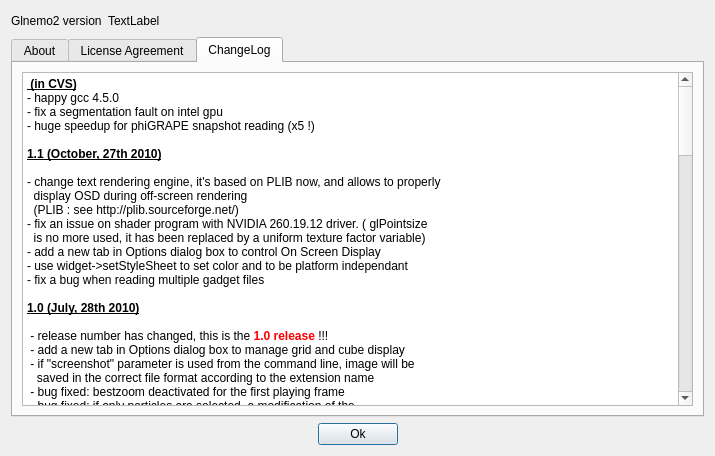
The window that usr/jcl/glnemo2/src/formabout.ui (teuben/nemo) describes before a commit, drawn with Qt 5.
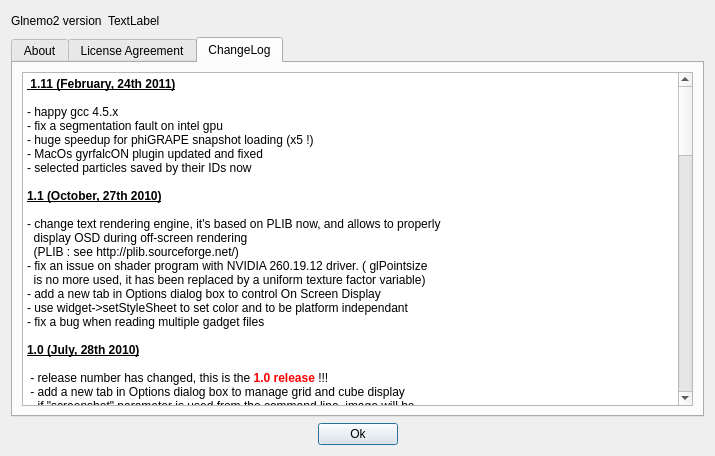
The same window after the commit. Icons and pictures are not drawn.

Commit message: - happy gcc 4.5.x  - fix a segmentation fault on intel gpu  - huge speedup for phiGRAPE snapshot loading (x5 !)  - MacOs gyrfalcON plugin updated and fixed  - selected particles saved by their IDs now Release 1.1

```diff
--- a/usr/jcl/glnemo2/src/formabout.ui
+++ b/usr/jcl/glnemo2/src/formabout.ui
@@ -1057,10 +1057,13 @@
 &lt;table border=&quot;0&quot; style=&quot;-qt-table-type: root; margin-top:4px; margin-bottom:4px; margin-left:4px; margin-right:4px;&quot;&gt;
 &lt;tr&gt;
 &lt;td style=&quot;border: none;&quot;&gt;
-&lt;p style=&quot; margin-top:0px; margin-bottom:0px; margin-left:0px; margin-right:0px; -qt-block-indent:0; text-indent:0px;&quot;&gt;&lt;span style=&quot; font-weight:600; text-decoration: underline;&quot;&gt; (in CVS)&lt;/span&gt;&lt;/p&gt;
-&lt;p style=&quot; margin-top:0px; margin-bottom:0px; margin-left:0px; margin-right:0px; -qt-block-indent:0; text-indent:0px;&quot;&gt;- happy gcc 4.5.0&lt;/p&gt;
+&lt;p style=&quot; margin-top:0px; margin-bottom:0px; margin-left:0px; margin-right:0px; -qt-block-indent:0; text-indent:0px;&quot;&gt;&lt;span style=&quot; font-weight:600; text-decoration: underline;&quot;&gt; 1.11 (February, 24th 2011)&lt;/span&gt;&lt;/p&gt;
+&lt;p style=&quot;-qt-paragraph-type:empty; margin-top:0px; margin-bottom:0px; margin-left:0px; margin-right:0px; -qt-block-indent:0; text-indent:0px; font-weight:600; text-decoration: underline;&quot;&gt;&lt;/p&gt;
+&lt;p style=&quot; margin-top:0px; margin-bottom:0px; margin-left:0px; margin-right:0px; -qt-block-indent:0; text-indent:0px;&quot;&gt;- happy gcc 4.5.x&lt;/p&gt;
 &lt;p style=&quot; margin-top:0px; margin-bottom:0px; margin-left:0px; margin-right:0px; -qt-block-indent:0; text-indent:0px;&quot;&gt;- fix a segmentation fault on intel gpu&lt;/p&gt;
-&lt;p style=&quot; margin-top:0px; margin-bottom:0px; margin-left:0px; margin-right:0px; -qt-block-indent:0; text-indent:0px;&quot;&gt;- huge speedup for phiGRAPE snapshot reading (x5 !)&lt;/p&gt;
+&lt;p style=&quot; margin-top:0px; margin-bottom:0px; margin-left:0px; margin-right:0px; -qt-block-indent:0; text-indent:0px;&quot;&gt;- huge speedup for phiGRAPE snapshot loading (x5 !)&lt;/p&gt;
+&lt;p style=&quot; margin-top:0px; margin-bottom:0px; margin-left:0px; margin-right:0px; -qt-block-indent:0; text-indent:0px;&quot;&gt;- MacOs gyrfalcON plugin updated and fixed&lt;/p&gt;
+&lt;p style=&quot; margin-top:0px; margin-bottom:0px; margin-left:0px; margin-right:0px; -qt-block-indent:0; text-indent:0px;&quot;&gt;- selected particles saved by their IDs now&lt;/p&gt;
 &lt;p style=&quot;-qt-paragraph-type:empty; margin-top:0px; margin-bottom:0px; margin-left:0px; margin-right:0px; -qt-block-indent:0; text-indent:0px;&quot;&gt;&lt;/p&gt;
 &lt;p style=&quot; margin-top:0px; margin-bottom:0px; margin-left:0px; margin-right:0px; -qt-block-indent:0; text-indent:0px;&quot;&gt;&lt;span style=&quot; font-weight:600; text-decoration: underline;&quot;&gt;1.1 (October, 27th 2010)&lt;/span&gt;&lt;/p&gt;
 &lt;p style=&quot;-qt-paragraph-type:empty; margin-top:0px; margin-bottom:0px; margin-left:0px; margin-right:0px; -qt-block-indent:0; text-indent:0px; font-weight:600; text-decoration: underline;&quot;&gt;&lt;/p&gt;
@@ -1086,8 +1089,6 @@
 &lt;p style=&quot; margin-top:0px; margin-bottom:0px; margin-left:0px; margin-right:0px; -qt-block-indent:0; text-indent:0px;&quot;&gt;	     the mouse in the Form Option box&lt;/p&gt;
 &lt;p style=&quot; margin-top:0px; margin-bottom:0px; margin-left:0px; margin-right:0px; -qt-block-indent:0; text-indent:0px;&quot;&gt; - bug fixed: display velocities vectors when selected from the cli&lt;/p&gt;
 &lt;p style=&quot; margin-top:0px; margin-bottom:0px; margin-left:0px; margin-right:0px; -qt-block-indent:0; text-indent:0px;&quot;&gt;	&lt;/p&gt;
-&lt;p style=&quot; margin-top:0px; margin-bottom:0px; margin-left:0px; margin-right:0px; -qt-block-indent:0; text-indent:0px;&quot;&gt;	&lt;/p&gt;
-&lt;p style=&quot; margin-top:0px; margin-bottom:0px; margin-left:0px; margin-right:0px; -qt-block-indent:0; text-indent:0px;&quot;&gt;	&lt;/p&gt;
 &lt;p style=&quot; margin-top:0px; margin-bottom:0px; margin-left:0px; margin-right:0px; -qt-block-indent:0; text-indent:0px;&quot;&gt;&lt;span style=&quot; font-weight:600; text-decoration: underline;&quot;&gt;preview.2010-May-19 (aka Leiden Release)&lt;/span&gt;&lt;/p&gt;
 &lt;p style=&quot;-qt-paragraph-type:empty; margin-top:0px; margin-bottom:0px; margin-left:0px; margin-right:0px; -qt-block-indent:0; text-indent:0px;&quot;&gt;&lt;/p&gt;
 &lt;p style=&quot; margin-top:0px; margin-bottom:0px; margin-left:0px; margin-right:0px; -qt-block-indent:0; text-indent:0px;&quot;&gt; - remove mindens maxdens from command line parameters&lt;/p&gt;
@@ -1101,7 +1102,6 @@
 &lt;p style=&quot; margin-top:0px; margin-bottom:0px; margin-left:0px; margin-right:0px; -qt-block-indent:0; text-indent:0px;&quot;&gt; - set correctly min/man physical quantity with respecting slide&lt;/p&gt;
 &lt;p style=&quot; margin-top:0px; margin-bottom:0px; margin-left:0px; margin-right:0px; -qt-block-indent:0; text-indent:0px;&quot;&gt; - draw correctly histo view&lt;/p&gt;
 &lt;p style=&quot; margin-top:0px; margin-bottom:0px; margin-left:0px; margin-right:0px; -qt-block-indent:0; text-indent:0px;&quot;&gt;	&lt;/p&gt;
-&lt;p style=&quot; margin-top:0px; margin-bottom:0px; margin-left:0px; margin-right:0px; -qt-block-indent:0; text-indent:0px;&quot;&gt;	&lt;/p&gt;
 &lt;p style=&quot; margin-top:0px; margin-bottom:0px; margin-left:0px; margin-right:0px; -qt-block-indent:0; text-indent:0px;&quot;&gt;&lt;span style=&quot; font-weight:600; text-decoration: underline;&quot;&gt;preview.2010-April-24 &lt;/span&gt;&lt;/p&gt;
 &lt;p style=&quot;-qt-paragraph-type:empty; margin-top:0px; margin-bottom:0px; margin-left:0px; margin-right:0px; -qt-block-indent:0; text-indent:0px;&quot;&gt;&lt;/p&gt;
 &lt;p style=&quot; margin-top:0px; margin-bottom:0px; margin-left:0px; margin-right:0px; -qt-block-indent:0; text-indent:0px;&quot;&gt;  can select times with list of snapshots&lt;/p&gt;
```
Left out of the diff: 2 changed lines with no effect on the pictures. The commit also changes 16 other files.
